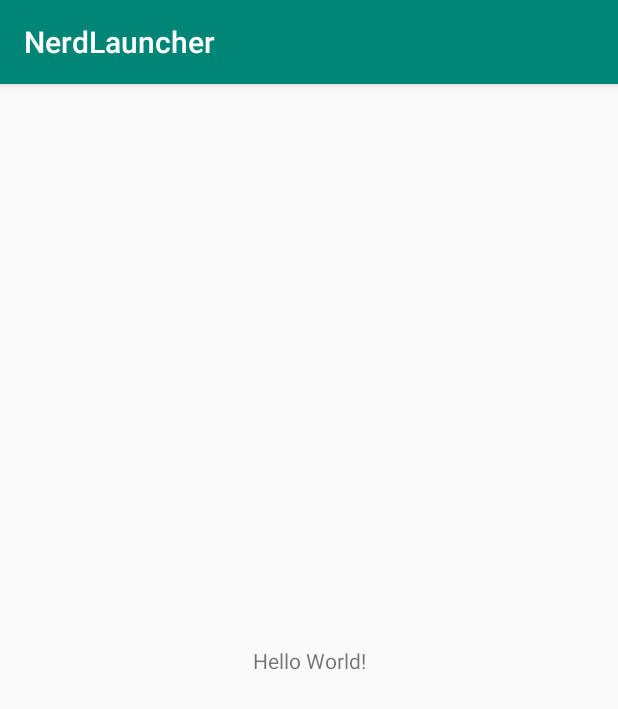
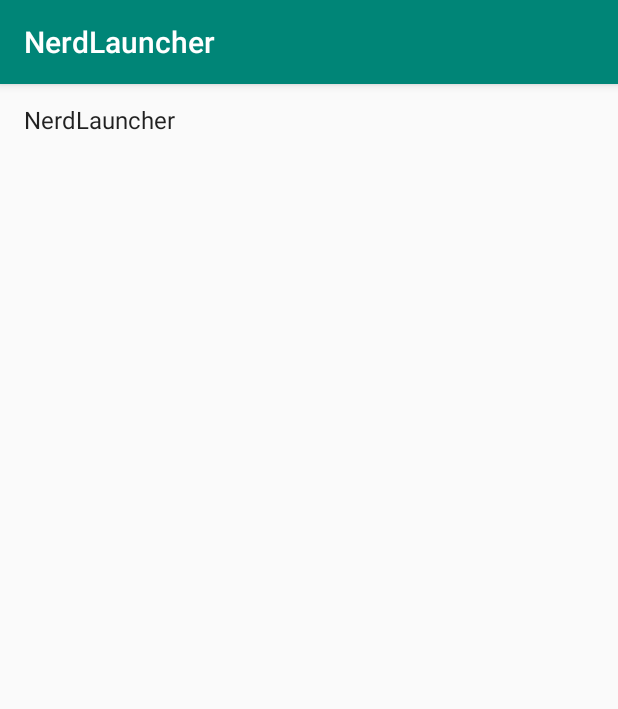
Before and after one commit to vhontar/learning-android-nerd-launcher, an Android app: the screen it shows after launch (MainActivity before the commit, NerdLauncherActivity after it), on a phone screen of 412 x 824 dp. Shown: the top 709 px of the screen. Run offline under Robolectric (Android 15) with nearby library versions, the phone set to English and light mode, and no system bars.

```diff
--- a/app/build.gradle
+++ b/app/build.gradle
@@ -8,7 +8,7 @@ android {
         targetSdkVersion 28
         versionCode 1
         versionName "1.0"
-        testInstrumentationRunner "android.support.test.runner.AndroidJUnitRunner"
+        testInstrumentationRunner "androidx.test.runner.AndroidJUnitRunner"
     }
     buildTypes {
         release {
@@ -20,9 +20,11 @@ android {
 
 dependencies {
     implementation fileTree(dir: 'libs', include: ['*.jar'])
-    implementation 'com.android.support:appcompat-v7:28.0.0'
-    implementation 'com.android.support.constraint:constraint-layout:1.1.3'
+    implementation 'androidx.appcompat:appcompat:1.0.2'
+    implementation 'androidx.constraintlayout:constraintlayout:1.1.3'
+    implementation 'androidx.legacy:legacy-support-v4:1.0.0'
     testImplementation 'junit:junit:4.12'
-    androidTestImplementation 'com.android.support.test:runner:1.0.2'
-    androidTestImplementation 'com.android.support.test.espresso:espresso-core:3.0.2'
+    androidTestImplementation 'androidx.test:runner:1.1.1'
+    androidTestImplementation 'androidx.test.espresso:espresso-core:3.1.1'
+    implementation 'androidx.recyclerview:recyclerview:1.0.0'
 }
--- a/app/src/main/AndroidManifest.xml
+++ b/app/src/main/AndroidManifest.xml
@@ -9,7 +9,7 @@
         android:roundIcon="@mipmap/ic_launcher_round"
         android:supportsRtl="true"
         android:theme="@style/AppTheme">
-        <activity android:name=".MainActivity">
+        <activity android:name=".NerdLauncherActivity">
             <intent-filter>
                 <action android:name="android.intent.action.MAIN" />
 
--- a/app/src/main/java/com/example/nerdlauncher/MainActivity.java
+++ /dev/null
@@ -1,13 +0,0 @@
-package com.example.nerdlauncher;
-
-import android.support.v7.app.AppCompatActivity;
-import android.os.Bundle;
-
-public class MainActivity extends AppCompatActivity {
-
-    @Override
-    protected void onCreate(Bundle savedInstanceState) {
-        super.onCreate(savedInstanceState);
-        setContentView(R.layout.activity_main);
-    }
-}
--- /dev/null
+++ b/app/src/main/java/com/example/nerdlauncher/NerdLauncherActivity.java
@@ -0,0 +1,12 @@
+package com.example.nerdlauncher;
+
+import androidx.fragment.app.Fragment;
+import androidx.appcompat.app.AppCompatActivity;
+
+public class NerdLauncherActivity extends SingleFragmentActivity {
+
+    @Override
+    public Fragment createFragment() {
+        return NerdLauncherFragment.newInstance();
+    }
+}
--- /dev/null
+++ b/app/src/main/java/com/example/nerdlauncher/NerdLauncherFragment.java
@@ -0,0 +1,131 @@
+package com.example.nerdlauncher;
+
+import android.content.Intent;
+import android.content.pm.ActivityInfo;
+import android.content.pm.PackageManager;
+import android.content.pm.ResolveInfo;
+import android.os.Bundle;
+import android.view.LayoutInflater;
+import android.view.View;
+import android.view.ViewGroup;
+import android.widget.TextView;
+
+import androidx.annotation.NonNull;
+import androidx.fragment.app.Fragment;
+import androidx.recyclerview.widget.LinearLayoutManager;
+import androidx.recyclerview.widget.RecyclerView;
+
+import java.util.Collections;
+import java.util.Comparator;
+import java.util.List;
+
+public class NerdLauncherFragment extends Fragment {
+
+    private static final String TAG = "NerdLauncherFragment";
+
+    private RecyclerView mRvApps;
+
+    public NerdLauncherFragment() {
+        // Required empty public constructor
+    }
+
+    public static NerdLauncherFragment newInstance() {
+        NerdLauncherFragment fragment = new NerdLauncherFragment();
+        return fragment;
+    }
+
+    @Override
+    public void onCreate(Bundle savedInstanceState) {
+        super.onCreate(savedInstanceState);
+        if (getArguments() != null) {
+        }
+    }
+
+    @Override
+    public View onCreateView(@NonNull LayoutInflater inflater, ViewGroup container,
+                             Bundle savedInstanceState) {
+        // Inflate the layout for this fragment
+        View v = inflater.inflate(R.layout.fragment_nerd_launcher, container, false);
+        mRvApps = v.findViewById(R.id.rv_fnl_apps);
+        mRvApps.setLayoutManager(new LinearLayoutManager(getActivity()));
+
+        setupAdapter();
+
+        return v;
+    }
+
+    private void setupAdapter() {
+        Intent startUpIntent = new Intent(Intent.ACTION_MAIN);
+        startUpIntent.addCategory(Intent.CATEGORY_LAUNCHER);
+
+        PackageManager pm = getActivity().getPackageManager();
+        List<ResolveInfo> activities = pm.queryIntentActivities(startUpIntent, 0);
+        Collections.sort(activities, new Comparator<ResolveInfo>() {
+            @Override
+            public int compare(ResolveInfo o1, ResolveInfo o2) {
+                PackageManager pm = getActivity().getPackageManager();
+                return String.CASE_INSENSITIVE_ORDER.compare(
+                        o1.loadLabel(pm).toString(),
+                        o2.loadLabel(pm).toString()
+                );
+            }
+        });
+
+        ActivityAdapter activityAdapter = new ActivityAdapter(activities);
+        mRvApps.setAdapter(activityAdapter);
+    }
+
+    private class ActivityAdapter extends RecyclerView.Adapter<ActivityHolder> {
+
+        List<ResolveInfo> mActivities;
+
+        public ActivityAdapter(List<ResolveInfo> activities) {
+            mActivities = activities;
+        }
+
+        @NonNull
+        @Override
+        public ActivityHolder onCreateViewHolder(@NonNull ViewGroup parent, int viewType) {
+            View v = LayoutInflater.from(getActivity()).inflate(android.R.layout.simple_list_item_1, parent, false);
+            return new ActivityHolder(v);
+        }
+
+        @Override
+        public void onBindViewHolder(@NonNull ActivityHolder holder, int position) {
+            holder.bind(mActivities.get(position));
+        }
+
+        @Override
+        public int getItemCount() {
+            return mActivities.size();
+        }
+    }
+
+    private class ActivityHolder extends RecyclerView.ViewHolder
+                        implements View.OnClickListener {
+        ResolveInfo mResolveInfo;
+        private TextView tvName;
+
+        ActivityHolder(View itemView) {
+            super(itemView);
+            tvName = (TextView) itemView;
+            tvName.setOnClickListener(this);
+        }
+
+        void bind(ResolveInfo resolveInfo) {
+            mResolveInfo = resolveInfo;
+            PackageManager pm = getActivity().getPackageManager();
+            String appName = resolveInfo.loadLabel(pm).toString();
+            tvName.setText(appName);
+        }
+
+        @Override
+        public void onClick(View v) {
+            ActivityInfo activityInfo = mResolveInfo.activityInfo;
+
+            Intent i = new Intent(Intent.ACTION_MAIN)
+                    .setClassName(activityInfo.applicationInfo.packageName, activityInfo.name);
+            startActivity(i);
+        }
+    }
+}
--- /dev/null
+++ b/app/src/main/java/com/example/nerdlauncher/SingleFragmentActivity.java
@@ -0,0 +1,32 @@
+package com.example.nerdlauncher;
+
+import android.os.Bundle;
+import androidx.annotation.Nullable;
+import androidx.fragment.app.Fragment;
+import androidx.fragment.app.FragmentManager;
+import androidx.appcompat.app.AppCompatActivity;
+
+public abstract class SingleFragmentActivity extends AppCompatActivity {
+
+    public abstract Fragment createFragment();
+
+    public int getLayoutResId() {
+        return R.layout.activity_fragment;
+    }
+
+    @Override
+    protected void onCreate(@Nullable Bundle savedInstanceState) {
+        super.onCreate(savedInstanceState);
+        setContentView(getLayoutResId());
+
+        FragmentManager fm = getSupportFragmentManager();
+        Fragment fragment = fm.findFragmentById(R.id.fragment_container);
+
+        if (fragment == null) {
+            fragment = createFragment();
+            fm.beginTransaction()
+                    .add(R.id.fragment_container, fragment)
+                    .commit();
+        }
+    }
+}
--- /dev/null
+++ b/app/src/main/res/layout/activity_fragment.xml
@@ -0,0 +1,5 @@
+<?xml version="1.0" encoding="utf-8"?>
+<FrameLayout xmlns:android="http://schemas.android.com/apk/res/android"
+    android:id="@+id/fragment_container"
+    android:layout_width="match_parent"
+    android:layout_height="match_parent" />
--- a/app/src/main/res/layout/activity_main.xml
+++ b/app/src/main/res/layout/activity_main.xml
@@ -1,10 +1,10 @@
 <?xml version="1.0" encoding="utf-8"?>
-<android.support.constraint.ConstraintLayout xmlns:android="http://schemas.android.com/apk/res/android"
+<androidx.constraintlayout.widget.ConstraintLayout xmlns:android="http://schemas.android.com/apk/res/android"
     xmlns:app="http://schemas.android.com/apk/res-auto"
     xmlns:tools="http://schemas.android.com/tools"
     android:layout_width="match_parent"
     android:layout_height="match_parent"
-    tools:context=".MainActivity">
+    tools:context=".NerdLauncherActivity">
 
     <TextView
         android:layout_width="wrap_content"
@@ -15,4 +15,4 @@
         app:layout_constraintRight_toRightOf="parent"
         app:layout_constraintTop_toTopOf="parent" />
 
-</android.support.constraint.ConstraintLayout>
+</androidx.constraintlayout.widget.ConstraintLayout>
--- /dev/null
+++ b/app/src/main/res/layout/fragment_nerd_launcher.xml
@@ -0,0 +1,6 @@
+<?xml version="1.0" encoding="utf-8"?>
+<androidx.recyclerview.widget.RecyclerView xmlns:android="http://schemas.android.com/apk/res/android"
+    android:id="@+id/rv_fnl_apps"
+    android:layout_width="match_parent"
+    android:layout_height="match_parent"
+    />
--- a/app/src/main/res/values/strings.xml
+++ b/app/src/main/res/values/strings.xml
@@ -1,3 +1,6 @@
 <resources>
     <string name="app_name">NerdLauncher</string>
+
+    <!-- TODO: Remove or change this placeholder text -->
+    <string name="hello_blank_fragment">Hello blank fragment</string>
 </resources>
--- a/gradle.properties
+++ b/gradle.properties
@@ -6,6 +6,8 @@
 # http://www.gradle.org/docs/current/userguide/build_environment.html
 # Specifies the JVM arguments used for the daemon process.
 # The setting is particularly useful for tweaking memory settings.
+android.enableJetifier=true
+android.useAndroidX=true
 org.gradle.jvmargs=-Xmx1536m
 # When configured, Gradle will run in incubating parallel mode.
 # This option should only be used with decoupled projects. More details, visit
```
Also changed, not shown: 1 other file.
